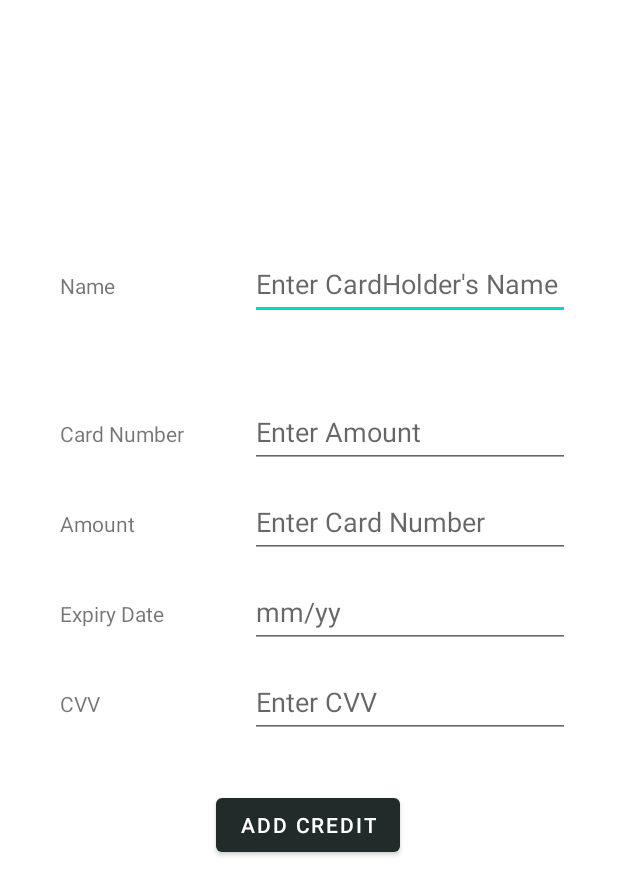
After one commit to DhanukaDB/TransportCSSE, an Android app: the layout activity_add_payment.xml on its own in the app's theme, with its tools: preview values and no code run, on a phone screen of 412 x 824 dp. The commit adds this screen. Shown: the top 895 px of the screen. Run offline under Robolectric (Android 15) with nearby library versions, the phone set to English and light mode, and no system bars.

Commit message:
Create my add payments UI

```diff
--- a/app/build.gradle
+++ b/app/build.gradle
@@ -27,6 +27,9 @@ android {
         sourceCompatibility JavaVersion.VERSION_1_8
         targetCompatibility JavaVersion.VERSION_1_8
     }
+    buildFeatures {
+        viewBinding true
+    }
 }
 
 dependencies {
@@ -35,6 +38,8 @@ dependencies {
     implementation 'com.google.android.material:material:1.7.0'
     implementation 'androidx.constraintlayout:constraintlayout:2.1.4'
     implementation 'com.google.firebase:firebase-database:20.1.0'
+    implementation 'androidx.navigation:navigation-fragment:2.5.3'
+    implementation 'androidx.navigation:navigation-ui:2.5.3'
     testImplementation 'junit:junit:4.13.2'
     androidTestImplementation 'androidx.test.ext:junit:1.1.3'
     androidTestImplementation 'androidx.test.espresso:espresso-core:3.4.0'
--- /dev/null
+++ b/app/src/main/java/com/csse/transportcsse/AddPayment.java
@@ -0,0 +1,14 @@
+package com.csse.transportcsse;
+
+import androidx.appcompat.app.AppCompatActivity;
+
+import android.os.Bundle;
+
+public class AddPayment extends AppCompatActivity {
+
+    @Override
+    protected void onCreate(Bundle savedInstanceState) {
+        super.onCreate(savedInstanceState);
+        setContentView(R.layout.activity_add_payment);
+    }
+}
--- /dev/null
+++ b/app/src/main/res/layout/activity_add_payment.xml
@@ -0,0 +1,133 @@
+<?xml version="1.0" encoding="utf-8"?>
+<androidx.constraintlayout.widget.ConstraintLayout xmlns:android="http://schemas.android.com/apk/res/android"
+    xmlns:app="http://schemas.android.com/apk/res-auto"
+    xmlns:tools="http://schemas.android.com/tools"
+    android:layout_width="match_parent"
+    android:layout_height="match_parent"
+    tools:context=".AddPayment">
+
+    <TextView
+        android:id="@+id/textView"
+        android:layout_width="wrap_content"
+        android:layout_height="wrap_content"
+        android:layout_marginStart="40dp"
+        android:text="@string/name"
+        app:layout_constraintBaseline_toBaselineOf="@+id/editTextTextPersonName"
+        app:layout_constraintStart_toStartOf="parent" />
+
+    <TextView
+        android:id="@+id/textView2"
+        android:layout_width="wrap_content"
+        android:layout_height="wrap_content"
+        android:layout_marginStart="40dp"
+        android:text="@string/cardNum"
+        app:layout_constraintBaseline_toBaselineOf="@+id/editTextTextPersonName2"
+        app:layout_constraintStart_toStartOf="parent" />
+
+    <TextView
+        android:id="@+id/textView3"
+        android:layout_width="wrap_content"
+        android:layout_height="wrap_content"
+        android:layout_marginStart="40dp"
+        android:text="@string/amount"
+        app:layout_constraintBaseline_toBaselineOf="@+id/editTextTextPersonName3"
+        app:layout_constraintStart_toStartOf="parent" />
+
+    <TextView
+        android:id="@+id/textView4"
+        android:layout_width="92dp"
+        android:layout_height="25dp"
+        android:layout_marginStart="40dp"
+        android:text="@string/expDate"
+        app:layout_constraintBaseline_toBaselineOf="@+id/editTextDate"
+        app:layout_constraintStart_toStartOf="parent" />
+
+    <TextView
+        android:id="@+id/textView5"
+        android:layout_width="wrap_content"
+        android:layout_height="wrap_content"
+        android:layout_marginStart="40dp"
+        android:text="@string/cvv"
+        app:layout_constraintBaseline_toBaselineOf="@+id/editTextTextPersonName5"
+        app:layout_constraintStart_toStartOf="parent" />
+
+    <EditText
+        android:id="@+id/editTextTextPersonName"
+        android:layout_width="wrap_content"
+        android:layout_height="wrap_content"
+        android:layout_marginTop="126dp"
+        android:layout_marginEnd="32dp"
+        android:layout_marginBottom="12dp"
+        android:ems="10"
+        android:hint="@string/txtName"
+        android:inputType="textPersonName"
+        android:minHeight="48dp"
+        app:layout_constraintBottom_toTopOf="@+id/editTextTextPersonName2"
+        app:layout_constraintEnd_toEndOf="parent"
+        app:layout_constraintTop_toTopOf="parent" />
+
+    <EditText
+        android:id="@+id/editTextTextPersonName2"
+        android:layout_width="wrap_content"
+        android:layout_height="wrap_content"
+        android:layout_marginEnd="32dp"
+        android:layout_marginBottom="12dp"
+        android:ems="10"
+        android:hint="@string/txtAmount"
+        android:inputType="textPersonName"
+        android:minHeight="48dp"
+        app:layout_constraintBottom_toTopOf="@+id/editTextTextPersonName3"
+        app:layout_constraintEnd_toEndOf="parent" />
+
+    <EditText
+        android:id="@+id/editTextTextPersonName3"
+        android:layout_width="wrap_content"
+        android:layout_height="wrap_content"
+        android:layout_marginEnd="32dp"
+        android:layout_marginBottom="12dp"
+        android:ems="10"
+        android:hint="@string/txtCardNum"
+        android:inputType="textPersonName"
+        android:minHeight="48dp"
+        app:layout_constraintBottom_toTopOf="@+id/editTextDate"
+        app:layout_constraintEnd_toEndOf="parent" />
+
+    <EditText
+        android:id="@+id/editTextTextPersonName5"
+        android:layout_width="wrap_content"
+        android:layout_height="wrap_content"
+        android:layout_marginEnd="32dp"
+        android:layout_marginBottom="332dp"
+        android:ems="10"
+        android:hint="@string/txtCVV"
+        android:inputType="textPersonName"
+        android:minHeight="48dp"
+        app:layout_constraintBottom_toBottomOf="parent"
+        app:layout_constraintEnd_toEndOf="parent" />
+
+    <EditText
+        android:id="@+id/editTextDate"
+        android:layout_width="wrap_content"
+        android:layout_height="wrap_content"
+        android:layout_marginEnd="32dp"
+        android:layout_marginBottom="12dp"
+        android:ems="10"
+        android:hint="@string/txtDate"
+        android:inputType="date"
+        android:minHeight="48dp"
+        app:layout_constraintBottom_toTopOf="@+id/editTextTextPersonName5"
+        app:layout_constraintEnd_toEndOf="parent" />
+
+    <Button
+        android:id="@+id/button"
+        android:layout_width="wrap_content"
+        android:layout_height="wrap_content"
+        android:text="@string/btnAddCredit"
+        app:layout_constraintBottom_toBottomOf="parent"
+        app:layout_constraintEnd_toEndOf="parent"
+        app:layout_constraintHorizontal_bias="0.498"
+        app:layout_constraintStart_toStartOf="parent"
+        app:layout_constraintTop_toBottomOf="@+id/editTextTextPersonName5"
+        app:layout_constraintVertical_bias="0.119" />
+
+</androidx.constraintlayout.widget.ConstraintLayout>
--- a/app/src/main/res/values/strings.xml
+++ b/app/src/main/res/values/strings.xml
@@ -1,3 +1,25 @@
 <resources>
     <string name="app_name">TransportCSSE</string>
+    <string name="title_activity_add_payment">AddPayment</string>
+    <string name="app_name">Payments</string>
+    <string name="name">Name</string>
+    <string name="cardNum">Card Number</string>
+    <string name="amount">Amount</string>
+    <string name="expDate">Expiry Date</string>
+    <string name="cvv">CVV</string>
+    <string name="txtAmount">Enter Amount</string>
+    <string name="txtName">Enter CardHolder\'s Name</string>
+    <string name="txtCardNum">Enter Card Number</string>
+    <string name="txtCVV">Enter CVV</string>
+    <string name="txtDate">mm/yy</string>
+    <string name="btnAddCredit">Add Credit</string>
+    <string name="title_activity_my_credits">MyCredits</string>
+    <!-- Strings used for fragments for navigation -->
+    <string name="first_fragment_label">First Fragment</string>
+    <string name="second_fragment_label">Second Fragment</string>
+    <string name="next">Next</string>
+    <string name="previous">Previous</string>
+
+    <string name="hello_first_fragment">Hello first fragment</string>
+    <string name="hello_second_fragment">Hello second fragment. Arg: %1$s</string>
 </resources>
--- a/app/src/main/res/values/themes.xml
+++ b/app/src/main/res/values/themes.xml
@@ -13,4 +13,13 @@
         <item name="android:statusBarColor">?attr/colorPrimaryVariant</item>
         <!-- Customize your theme here. -->
     </style>
+
+    <style name="Theme.TransportCSSE.NoActionBar">
+        <item name="windowActionBar">false</item>
+        <item name="windowNoTitle">true</item>
+    </style>
+
+    <style name="Theme.TransportCSSE.AppBarOverlay" parent="ThemeOverlay.AppCompat.Dark.ActionBar" />
+
+    <style name="Theme.TransportCSSE.PopupOverlay" parent="ThemeOverlay.AppCompat.Light" />
 </resources>
```
